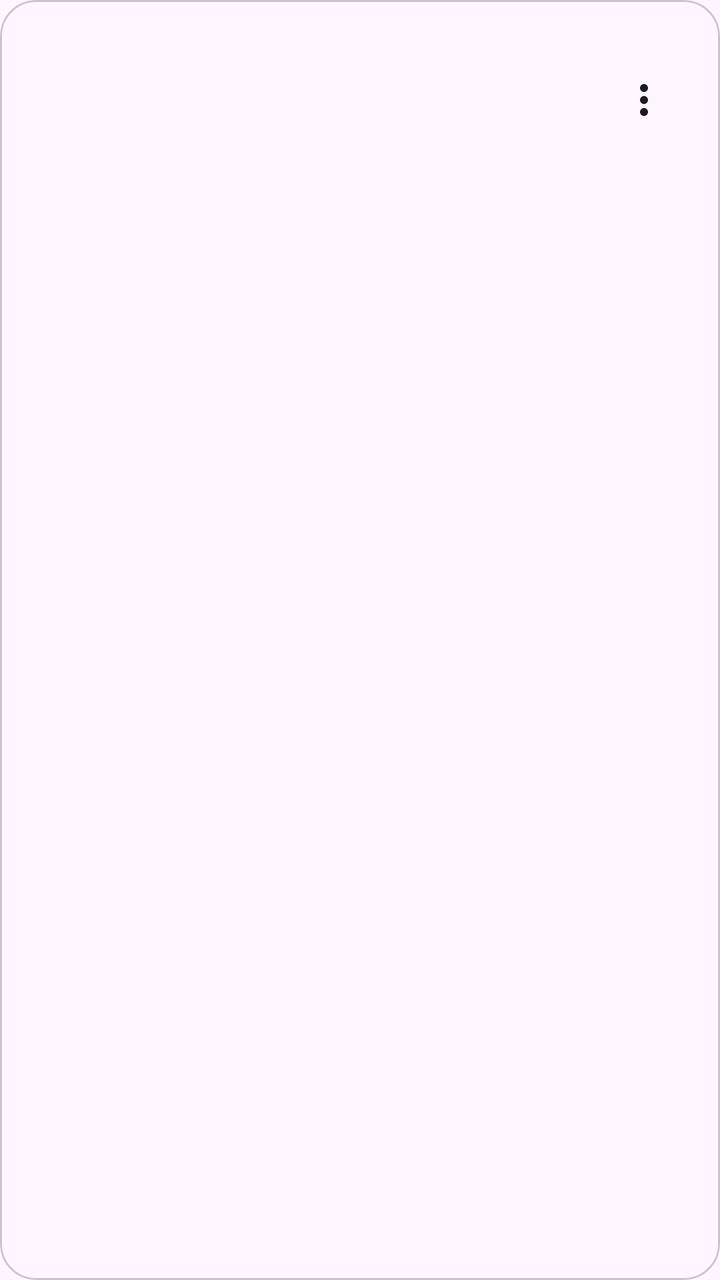
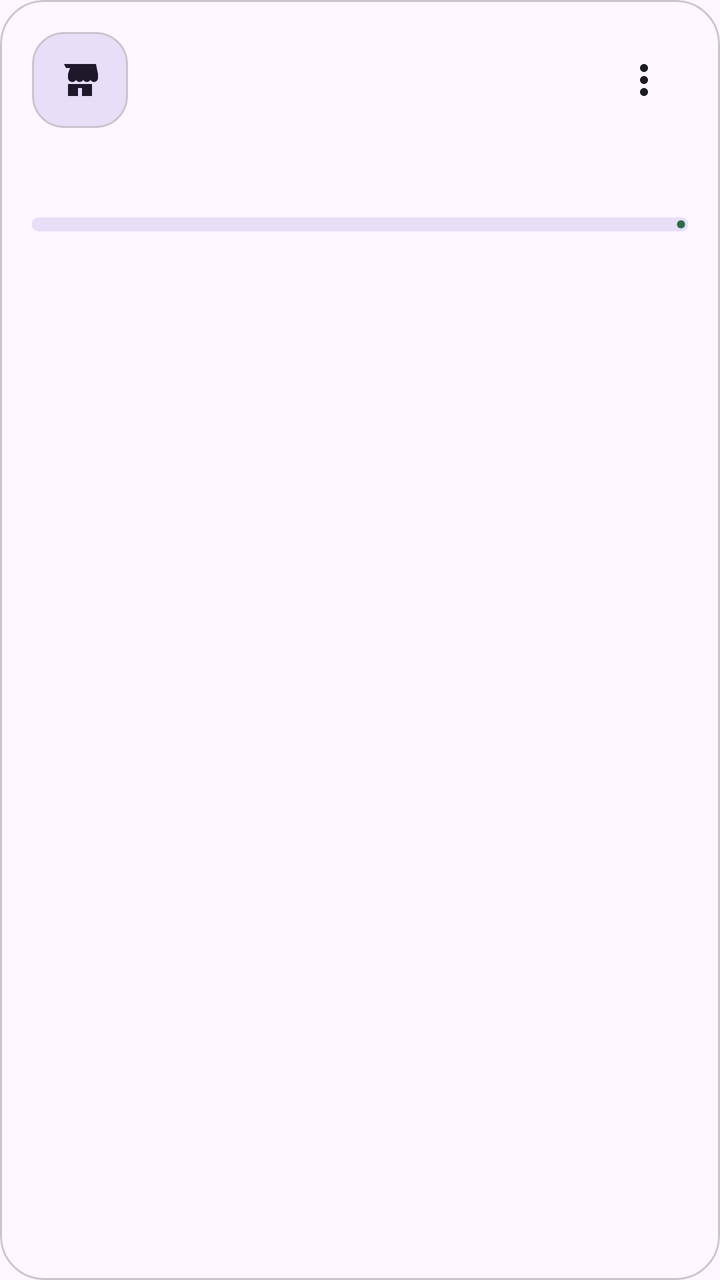

The first picture is an Android layout as it rendered before a commit; the second is the same layout after the commit. The layout source and the unified diff follow.
<!-- AndroidManifest.xml: application theme Theme.ListaMercado -->
<!-- res/layout/item_list.xml -->
<?xml version="1.0" encoding="utf-8"?>
<com.google.android.material.card.MaterialCardView xmlns:android="http://schemas.android.com/apk/res/android"
    xmlns:app="http://schemas.android.com/apk/res-auto"
    android:layout_width="match_parent"
    android:layout_height="wrap_content"
    android:layout_marginTop="8dp"
    android:clickable="true"
    android:focusable="true"
    android:foreground="?attr/selectableItemBackground"
    app:cardCornerRadius="18dp"
    app:cardElevation="0dp"
    app:strokeColor="?attr/colorOutlineVariant"
    app:strokeWidth="1dp">

    <LinearLayout
        android:layout_width="match_parent"
        android:layout_height="wrap_content"
        android:gravity="center_vertical"
        android:minHeight="92dp"
        android:orientation="horizontal"
        android:padding="16dp">

        <LinearLayout
            android:layout_width="0dp"
            android:layout_height="wrap_content"
            android:layout_weight="1"
            android:orientation="vertical">

            <TextView
                android:id="@+id/textListName"
                android:layout_width="match_parent"
                android:layout_height="wrap_content"
                android:maxLines="1"
                android:ellipsize="end"
                android:textAppearance="@style/TextAppearance.Material3.TitleMedium"
                android:textStyle="bold" />

            <TextView
                android:id="@+id/textListMeta"
                android:layout_width="match_parent"
                android:layout_height="wrap_content"
                android:layout_marginTop="5dp"
                android:textAppearance="@style/TextAppearance.Material3.BodySmall" />

            <TextView
                android:id="@+id/textListTotal"
                android:layout_width="match_parent"
                android:layout_height="wrap_content"
                android:layout_marginTop="6dp"
                android:textAppearance="@style/TextAppearance.Material3.LabelLarge" />
        </LinearLayout>

        <ImageButton
            android:id="@+id/buttonListMore"
            android:layout_width="44dp"
            android:layout_height="44dp"
            android:background="?attr/selectableItemBackgroundBorderless"
            android:contentDescription="Mais opções"
            android:padding="10dp"
            android:src="@drawable/ic_more_vert" />
    </LinearLayout>
</com.google.android.material.card.MaterialCardView>
<!-- resources referenced by this layout -->
<resources>
  <!-- drawable ic_more_vert (drawable) -->
  <vector xmlns:android="http://schemas.android.com/apk/res/android" android:width="24dp" android:height="24dp" android:viewportWidth="24" android:viewportHeight="24">
      <path android:fillColor="?attr/colorOnSurface" android:pathData="M12,8c1.1,0 2,-0.9 2,-2s-0.9,-2 -2,-2 -2,0.9 -2,2 0.9,2 2,2zM12,10c-1.1,0 -2,0.9 -2,2s0.9,2 2,2 2,-0.9 2,-2 -0.9,-2 -2,-2zM12,16c-1.1,0 -2,0.9 -2,2s0.9,2 2,2 2,-0.9 2,-2 -0.9,-2 -2,-2z" />
  </vector>
  <style name="Theme.ListaMercado" parent="Theme.Material3.DayNight.NoActionBar">
          <item name="colorPrimary">@color/seed</item>
          <item name="android:navigationBarColor">?attr/colorSurface</item>
          <item name="android:statusBarColor">?attr/colorSurface</item>
          <item name="android:windowLightStatusBar" tools:targetApi="m">true</item>
      </style>
  <color name="seed">#2E6B47</color>
</resources>

<!-- the commit's change to res/layout/item_list.xml (unified diff, before → after) -->
@@ -3,11 +3,11 @@
     xmlns:app="http://schemas.android.com/apk/res-auto"
     android:layout_width="match_parent"
     android:layout_height="wrap_content"
-    android:layout_marginTop="8dp"
+    android:layout_marginTop="10dp"
     android:clickable="true"
     android:focusable="true"
     android:foreground="?attr/selectableItemBackground"
-    app:cardCornerRadius="18dp"
+    app:cardCornerRadius="22dp"
     app:cardElevation="0dp"
     app:strokeColor="?attr/colorOutlineVariant"
     app:strokeWidth="1dp">
@@ -15,48 +15,94 @@
     <LinearLayout
         android:layout_width="match_parent"
         android:layout_height="wrap_content"
-        android:gravity="center_vertical"
-        android:minHeight="92dp"
-        android:orientation="horizontal"
+        android:orientation="vertical"
         android:padding="16dp">
 
         <LinearLayout
-            android:layout_width="0dp"
+            android:layout_width="match_parent"
             android:layout_height="wrap_content"
-            android:layout_weight="1"
-            android:orientation="vertical">
+            android:gravity="center_vertical"
+            android:orientation="horizontal">
+
+            <com.google.android.material.card.MaterialCardView
+                android:layout_width="48dp"
+                android:layout_height="48dp"
+                app:cardBackgroundColor="?attr/colorSecondaryContainer"
+                app:cardCornerRadius="16dp"
+                app:cardElevation="0dp">
+
+                <ImageView
+                    android:layout_width="match_parent"
+                    android:layout_height="match_parent"
+                    android:padding="12dp"
+                    android:src="@drawable/ic_store"
+                    android:tint="?attr/colorOnSecondaryContainer" />
+            </com.google.android.material.card.MaterialCardView>
+
+            <LinearLayout
+                android:layout_width="0dp"
+                android:layout_height="wrap_content"
+                android:layout_marginStart="12dp"
+                android:layout_weight="1"
+                android:orientation="vertical">
+
+                <TextView
+                    android:id="@+id/textListName"
+                    android:layout_width="match_parent"
+                    android:layout_height="wrap_content"
+                    android:ellipsize="end"
+                    android:maxLines="1"
+                    android:textAppearance="@style/TextAppearance.Material3.TitleMedium"
+                    android:textStyle="bold" />
+
+                <TextView
+                    android:id="@+id/textListMeta"
+                    android:layout_width="match_parent"
+                    android:layout_height="wrap_content"
+                    android:layout_marginTop="3dp"
+                    android:textAppearance="@style/TextAppearance.Material3.BodySmall" />
+            </LinearLayout>
+
+            <ImageButton
+                android:id="@+id/buttonListMore"
+                android:layout_width="44dp"
+                android:layout_height="44dp"
+                android:background="?attr/selectableItemBackgroundBorderless"
+                android:contentDescription="Mais opções"
+                android:padding="10dp"
+                android:src="@drawable/ic_more_vert" />
+        </LinearLayout>
+
+        <LinearLayout
+            android:layout_width="match_parent"
+            android:layout_height="wrap_content"
+            android:layout_marginTop="14dp"
+            android:gravity="center_vertical"
+            android:orientation="horizontal">
 
             <TextView
-                android:id="@+id/textListName"
-                android:layout_width="match_parent"
+                android:id="@+id/textListProgress"
+                android:layout_width="0dp"
                 android:layout_height="wrap_content"
-                android:maxLines="1"
-                android:ellipsize="end"
-                android:textAppearance="@style/TextAppearance.Material3.TitleMedium"
-                android:textStyle="bold" />
-
-            <TextView
-                android:id="@+id/textListMeta"
-                android:layout_width="match_parent"
-                android:layout_height="wrap_content"
-                android:layout_marginTop="5dp"
-                android:textAppearance="@style/TextAppearance.Material3.BodySmall" />
+                android:layout_weight="1"
+                android:textAppearance="@style/TextAppearance.Material3.LabelMedium" />
 
             <TextView
                 android:id="@+id/textListTotal"
-                android:layout_width="match_parent"
+                android:layout_width="wrap_content"
                 android:layout_height="wrap_content"
-                android:layout_marginTop="6dp"
-                android:textAppearance="@style/TextAppearance.Material3.LabelLarge" />
+                android:textAppearance="@style/TextAppearance.Material3.TitleMedium"
+                android:textStyle="bold" />
         </LinearLayout>
 
-        <ImageButton
-            android:id="@+id/buttonListMore"
-            android:layout_width="44dp"
-            android:layout_height="44dp"
-            android:background="?attr/selectableItemBackgroundBorderless"
-            android:contentDescription="Mais opções"
-            android:padding="10dp"
-            android:src="@drawable/ic_more_vert" />
+        <com.google.android.material.progressindicator.LinearProgressIndicator
+            android:id="@+id/progressList"
+            android:layout_width="match_parent"
+            android:layout_height="wrap_content"
+            android:layout_marginTop="9dp"
+            android:max="100"
+            android:progress="0"
+            app:trackCornerRadius="4dp"
+            app:trackThickness="7dp" />
     </LinearLayout>
 </com.google.android.material.card.MaterialCardView>
<!-- resource entries referenced after the edit -->
@@ -3,6 +3,16 @@
   <!-- drawable ic_more_vert (drawable) -->
   <vector xmlns:android="http://schemas.android.com/apk/res/android" android:width="24dp" android:height="24dp" android:viewportWidth="24" android:viewportHeight="24">
       <path android:fillColor="?attr/colorOnSurface" android:pathData="M12,8c1.1,0 2,-0.9 2,-2s-0.9,-2 -2,-2 -2,0.9 -2,2 0.9,2 2,2zM12,10c-1.1,0 -2,0.9 -2,2s0.9,2 2,2 2,-0.9 2,-2 -0.9,-2 -2,-2zM12,16c-1.1,0 -2,0.9 -2,2s0.9,2 2,2 2,-0.9 2,-2 -0.9,-2 -2,-2z" />
+  </vector>
+  <!-- drawable ic_store (drawable) -->
+  <vector xmlns:android="http://schemas.android.com/apk/res/android"
+      android:width="24dp"
+      android:height="24dp"
+      android:viewportWidth="24"
+      android:viewportHeight="24">
+      <path
+          android:fillColor="#FF000000"
+          android:pathData="M4,4h16l1,5v2c0,1.1 -0.9,2 -2,2 -0.76,0 -1.42,-0.43 -1.76,-1.06C16.84,12.57 16.17,13 15.4,13c-0.78,0 -1.47,-0.45 -1.8,-1.1C13.26,12.55 12.58,13 11.8,13c-0.77,0 -1.44,-0.43 -1.78,-1.06C9.68,12.57 9.02,13 8.25,13 7.01,13 6,12.1 6,11V9L7,6H5L4,4zM6,14h12v6h-5v-4h-2v4H6v-6z" />
   </vector>
   <style name="Theme.ListaMercado" parent="Theme.Material3.DayNight.NoActionBar">
           <item name="colorPrimary">@color/seed</item>
